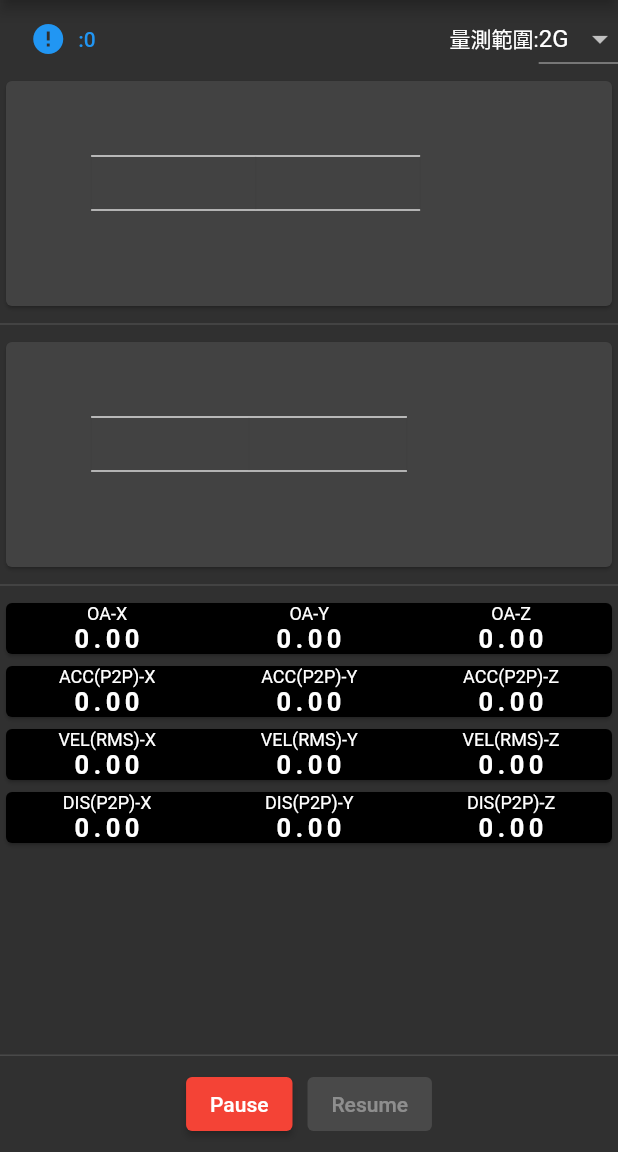
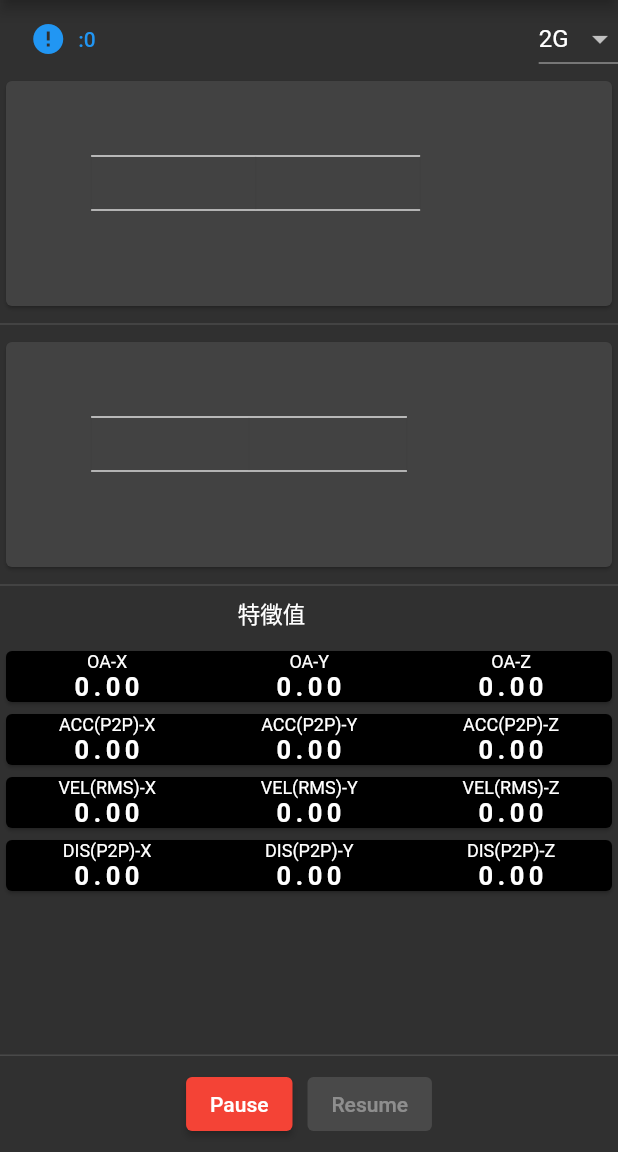
Before and after one commit to jinweihuang20/ssm-app-flutter, a Flutter app: the DataPage screen opened directly with empty values, on a phone screen of 412 x 824 dp, the part 84-1236 px from its top. Run offline on Flutter 3.47's test engine with Material 2 defaults, Android fonts, the light colour scheme and no system bars; our stand-ins replace badges, charts_flutter, flutter_datetime_picker, permission_handler, sqflite, wakelock; missing offline and left inert: downloads_path_provider, fft, qr_code_scanner, wifi_iot; accounts and stored records are empty.

Commit message:
UI 優化

```diff
--- a/lib/Pages/HomePage.dart
+++ b/lib/Pages/HomePage.dart
@@ -99,21 +99,17 @@ class _HomePageState extends State<HomePage> {
 
   @override
   Widget build(BuildContext context) {
-    return Container(
-      color: Colors.black,
+    return SizedBox.expand(
       child: Column(
         children: [
           Expanded(
-            flex: 1,
             child: accChart,
           ),
           divider(),
           Expanded(
-            flex: 1,
             child: fftChart,
           ),
           divider(),
-          getTitleWiget("特徵值", null),
           Expanded(child: FeatureDisplay(features))
         ],
       ),
--- a/lib/SSMModule/FeatureDisplay.dart
+++ b/lib/SSMModule/FeatureDisplay.dart
@@ -9,37 +9,29 @@ class FeatureDisplay extends StatefulWidget {
 }
 
 class _FeatureDisplayState extends State<FeatureDisplay> {
-  TextStyle textStyle = const TextStyle(
-      fontSize: 17, fontWeight: FontWeight.bold, letterSpacing: 3);
+  TextStyle textStyle = const TextStyle(fontSize: 17, fontWeight: FontWeight.bold, letterSpacing: 3);
   TextStyle titleTextStyle = const TextStyle(
     fontSize: 12,
   );
   @override
   Widget build(BuildContext context) {
     widget.featuresData ??= Features();
-    return Column(
-      children: [
-        FeatureCard(
-            featureName: 'OA',
-            xData: widget.featuresData.oa_x,
-            yData: widget.featuresData.oa_y,
-            zData: widget.featuresData.oa_z),
-        FeatureCard(
-            featureName: 'ACC(P2P)',
-            xData: widget.featuresData.acc_x_pp,
-            yData: widget.featuresData.acc_y_pp,
-            zData: widget.featuresData.acc_z_pp),
-        FeatureCard(
-            featureName: 'VEL(RMS)',
-            xData: widget.featuresData.vel_x_rms,
-            yData: widget.featuresData.vel_y_rms,
-            zData: widget.featuresData.vel_z_rms),
-        FeatureCard(
-            featureName: 'DIS(P2P)',
-            xData: widget.featuresData.dis_x_pp,
-            yData: widget.featuresData.dis_y_pp,
-            zData: widget.featuresData.dis_z_pp),
-      ],
+    return SingleChildScrollView(
+      child: Column(
+        children: [
+          const Padding(
+            padding: EdgeInsets.only(right: 50, bottom: 10),
+            child: Text(
+              '特徵值',
+              style: TextStyle(fontSize: 15),
+            ),
+          ),
+          FeatureCard(featureName: 'OA', xData: widget.featuresData.oa_x, yData: widget.featuresData.oa_y, zData: widget.featuresData.oa_z),
+          FeatureCard(featureName: 'ACC(P2P)', xData: widget.featuresData.acc_x_pp, yData: widget.featuresData.acc_y_pp, zData: widget.featuresData.acc_z_pp),
+          FeatureCard(featureName: 'VEL(RMS)', xData: widget.featuresData.vel_x_rms, yData: widget.featuresData.vel_y_rms, zData: widget.featuresData.vel_z_rms),
+          FeatureCard(featureName: 'DIS(P2P)', xData: widget.featuresData.dis_x_pp, yData: widget.featuresData.dis_y_pp, zData: widget.featuresData.dis_z_pp),
+        ],
+      ),
     );
   }
 
--- a/lib/SSMModule/MeasureRangeDropDownBtn.dart
+++ b/lib/SSMModule/MeasureRangeDropDownBtn.dart
@@ -6,8 +6,7 @@ class MeasureRangeDropDownBtn extends StatefulWidget {
   MeasureRangeDropDownBtn({required this.onRangeSelected});
   final Function(int) onRangeSelected;
   @override
-  State<StatefulWidget> createState() =>
-      _MeasureRangeDropDownBtn(this.onRangeSelected);
+  State<StatefulWidget> createState() => _MeasureRangeDropDownBtn(this.onRangeSelected);
 }
 
 class _MeasureRangeDropDownBtn extends State<MeasureRangeDropDownBtn> {
@@ -17,7 +16,6 @@ class _MeasureRangeDropDownBtn extends State<MeasureRangeDropDownBtn> {
   Widget build(BuildContext context) {
     return Row(
       children: [
-        const Text('量測範圍:'),
         DropdownButton(
           items: _ranges,
           onChanged: rangeOnChanageHandle,
```
Also changed, not shown: lib/Chartslb/ISOPlugin.dart (+42 -60 lines), lib/Pages/DeviceConnectPage.dart (+28 -7 lines), lib/Pages/FeaturesPage.dart (+95 -89 lines), lib/Pages/MainPage.dart (+7 -5 lines).
